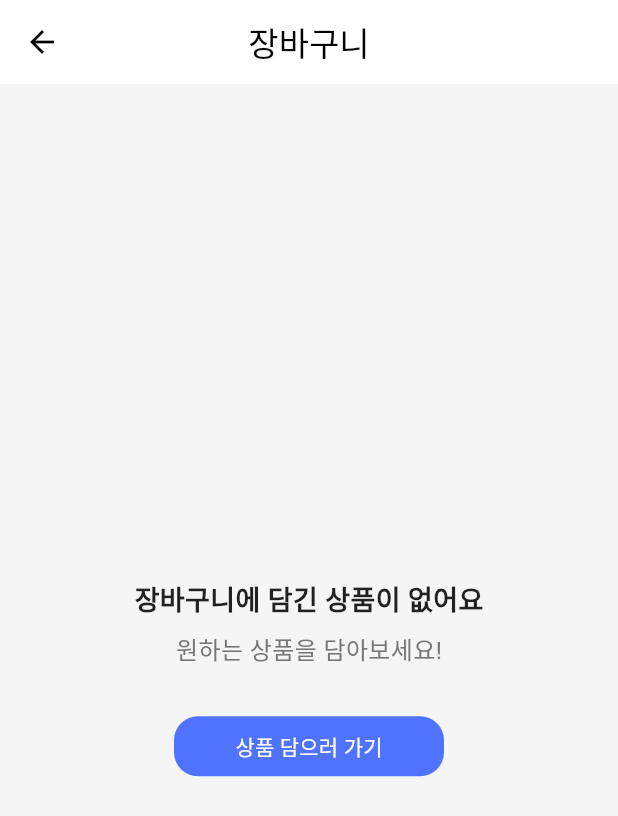
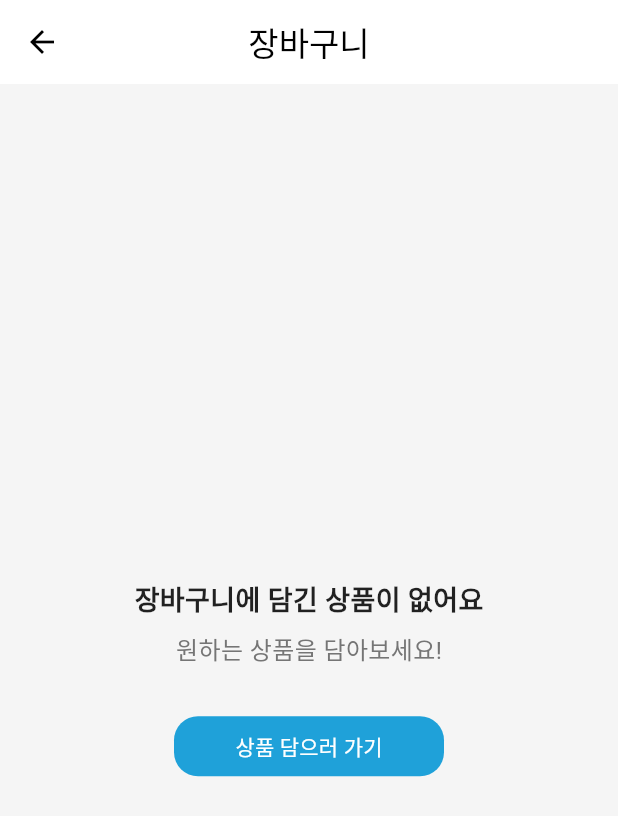
Before and after one commit to YesunPark/thunder_shop, a Flutter app: the CartPage screen opened by its route, on a phone screen of 412 x 824 dp. Shown: the top 816 px of the screen. Run offline on Flutter 3.47's test engine with Material 3 defaults, Android fonts, the phone set to English and light mode, and no system bars; our stand-ins replace image_picker.

Commit message:
Design: 공통 테마 컬러 파일 추가

```diff
--- a/lib/cart/cart_page.dart
+++ b/lib/cart/cart_page.dart
@@ -1,5 +1,6 @@
 import 'package:flutter/material.dart';
 import 'package:thunder_shop/model/cart_item.dart';
+import 'package:thunder_shop/style/common_colors.dart';
 
 class CartPage extends StatefulWidget {
   final List<CartItem> cartItems;
@@ -142,7 +143,7 @@ class _CartPageState extends State<CartPage> {
                   Expanded(
                     child: ElevatedButton(
                       style: ElevatedButton.styleFrom(
-                        backgroundColor: Color.fromARGB(255, 80, 115, 255),
+                        backgroundColor: CommonColors.primary,
                         foregroundColor: Colors.black87,
                         shape: RoundedRectangleBorder(
                           borderRadius: BorderRadius.circular(16),
@@ -192,7 +193,7 @@ class EmptyCart extends StatelessWidget {
             height: 40,
             child: ElevatedButton(
               style: ElevatedButton.styleFrom(
-                backgroundColor: const Color.fromARGB(255, 80, 115, 255),
+                backgroundColor: CommonColors.primary,
                 foregroundColor: Colors.black87,
                 shape: RoundedRectangleBorder(
                   borderRadius: BorderRadius.circular(16),
--- /dev/null
+++ b/lib/style/common_colors.dart
@@ -0,0 +1,5 @@
+import 'package:flutter/material.dart';
+
+class CommonColors {
+  static const Color primary = Color(0xFF1FA1D9);
+}
```
